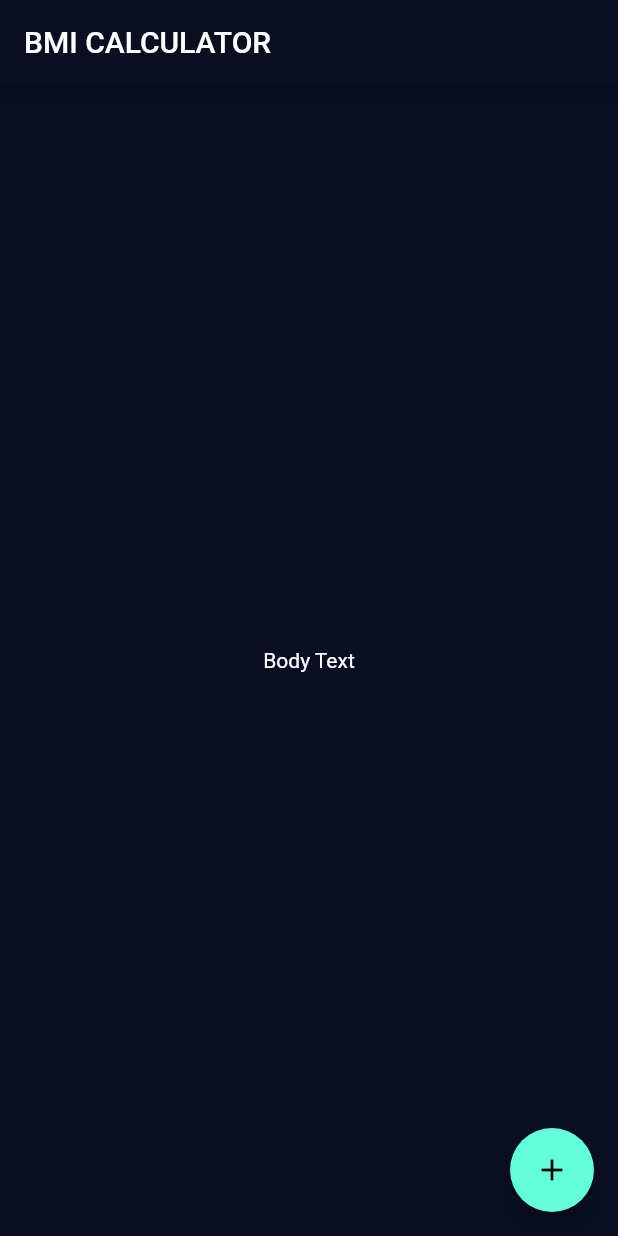
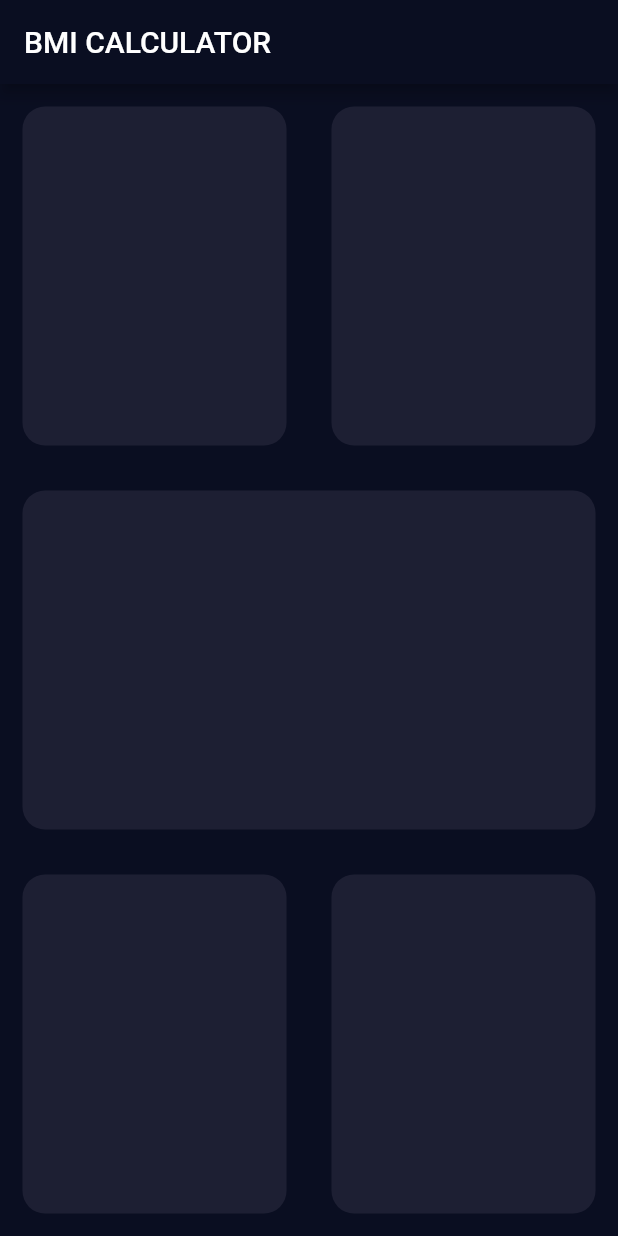
Before and after one commit to lil-shimon/bmi_calc, a Flutter app: the screen it shows after launch, on a phone screen of 412 x 824 dp. Run offline on Flutter 3.47's test engine with Material 2 defaults, Android fonts, the phone set to English and light mode, and no system bars.

Commit message:
add base card widget

```diff
--- a/lib/input_page.dart
+++ /dev/null
@@ -1,23 +0,0 @@
-import 'package:flutter/material.dart';
-
-class InputPage extends StatefulWidget {
-  @override
-  _InputPageState createState() => _InputPageState();
-}
-
-class _InputPageState extends State<InputPage> {
-  @override
-  Widget build(BuildContext context) {
-    return Scaffold(
-      appBar: AppBar(
-        title: Text('BMI CALCULATOR'),
-      ),
-      body: Center(
-        child: Text('Body Text'),
-      ),
-      floatingActionButton: FloatingActionButton(
-        child: Icon(Icons.add),
-      ),
-    );
-  }
-}
--- a/lib/main.dart
+++ b/lib/main.dart
@@ -1,6 +1,6 @@
 import 'package:flutter/material.dart';
 
-import 'input_page.dart';
+import 'page/input_page.dart';
 
 void main() => runApp(BMICalculator());
 
--- /dev/null
+++ b/lib/page/input_page.dart
@@ -0,0 +1,64 @@
+import 'package:flutter/material.dart';
+
+import 'package:bmi_calculator/widget/base_card.dart';
+
+class InputPage extends StatefulWidget {
+  @override
+  _InputPageState createState() => _InputPageState();
+}
+
+class _InputPageState extends State<InputPage> {
+  @override
+  Widget build(BuildContext context) {
+    return Scaffold(
+        appBar: AppBar(
+          title: Text('BMI CALCULATOR'),
+        ),
+        body: Column(
+          children: <Widget>[
+            Expanded(
+              child: Row(
+                children: <Widget>[
+                  Expanded(
+                    child: BaseCard(
+                      colour: Color(0xff1d1f33),
+                    ),
+                  ),
+                  Expanded(
+                    child: BaseCard(
+                      colour: Color(0xff1d1f33),
+                    ),
+                  ),
+                ],
+              ),
+            ),
+            Expanded(
+              child: Row(
+                children: <Widget>[
+                  Expanded(
+                    child: BaseCard(
+                      colour: Color(0xff1d1f33),
+                    ),
+                  ),
+                ],
+              ),
+            ),
+            Expanded(
+                child: Row(
+              children: <Widget>[
+                Expanded(
+                  child: BaseCard(
+                    colour: Color(0xff1d1f33),
+                  ),
+                ),
+                Expanded(
+                  child: BaseCard(
+                    colour: Color(0xff1d1f33),
+                  ),
+                ),
+              ],
+            ))
+          ],
+        ));
+  }
+}
--- /dev/null
+++ b/lib/widget/base_card.dart
@@ -0,0 +1,20 @@
+import 'package:flutter/material.dart';
+
+/// require colour
+class BaseCard extends StatelessWidget {
+
+  BaseCard({ @required this.colour });
+
+  final Color colour;
+
+  @override
+  Widget build(BuildContext context) {
+    return Container(
+      decoration: BoxDecoration(
+        color: colour,
+        borderRadius: BorderRadius.circular(15.0),
+      ),
+      margin: EdgeInsets.all(15.0),
+    );
+  }
+}
```
